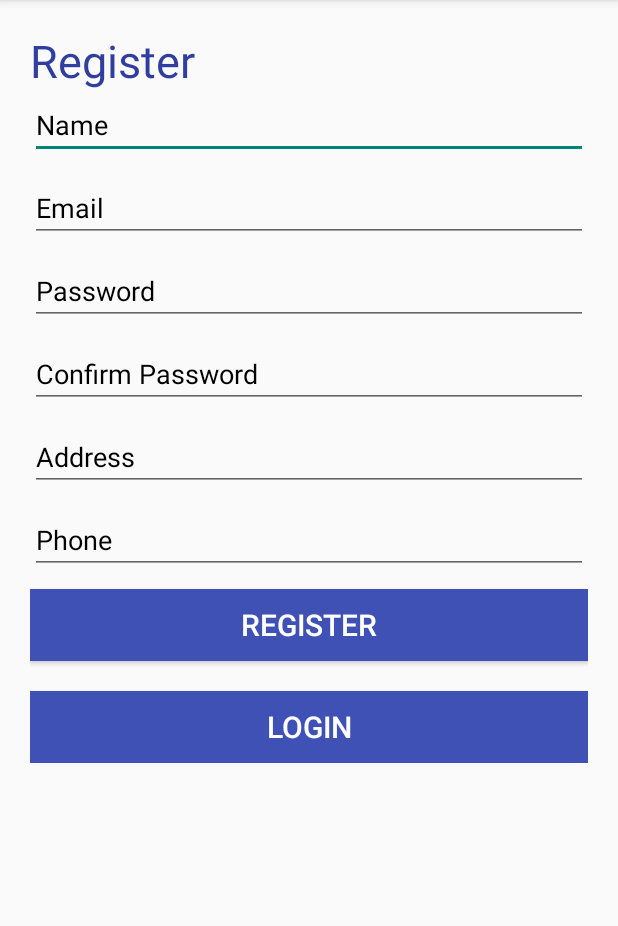
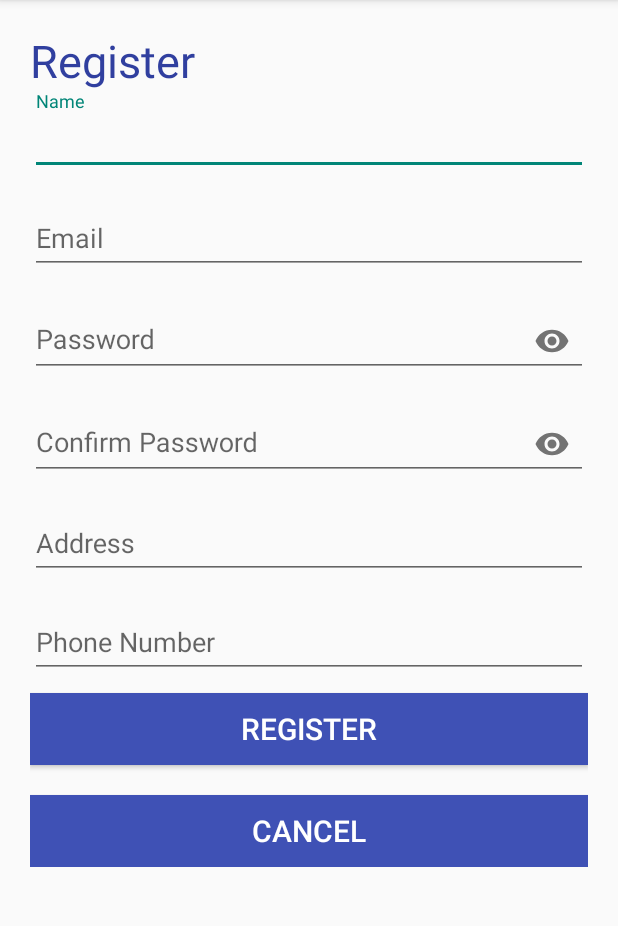
Before and after one commit to DipeanraCFC/Sample, an Android app: the RegisterActivity screen opened directly, with no data from a screen before it, on a phone screen of 412 x 824 dp, the part 84-1010 px from its top. Run offline under Robolectric (Android 15) with nearby library versions, the phone set to English and light mode, and no system bars; our stand-ins replace Firebase (no records; nobody signed in at launch, a user with empty details on screens opened directly).

```diff
--- a/app/src/main/res/layout/activity_login.xml
+++ b/app/src/main/res/layout/activity_login.xml
@@ -32,6 +32,8 @@
         android:layout_width="match_parent"
         android:layout_height="wrap_content"
         android:layout_marginBottom="10dp"
+            android:drawableLeft="@drawable/email_icon"
+            android:drawablePadding="10dp"
             android:fontFamily="serif"
             android:hint="Email"
 
@@ -43,10 +45,11 @@
         android:layout_width="match_parent"
         android:layout_height="wrap_content"
         android:layout_marginBottom="10dp"
+        android:drawableLeft="@drawable/password_icon"
+        android:drawablePadding="10dp"
         android:fontFamily="serif"
         android:hint="Password"
         android:inputType="textPassword"
-        android:textColorHint="#000"
 
         />
 
--- a/app/src/main/res/layout/activity_register.xml
+++ b/app/src/main/res/layout/activity_register.xml
@@ -1,5 +1,6 @@
 <?xml version="1.0" encoding="utf-8"?>
 <LinearLayout xmlns:android="http://schemas.android.com/apk/res/android"
+    xmlns:app="http://schemas.android.com/apk/res-auto"
     android:layout_width="match_parent"
     android:layout_height="match_parent"
     android:orientation="vertical"
@@ -23,7 +24,14 @@
                 android:text="Register"
                 android:textAlignment="center"
                 android:textColor="@color/colorPrimaryDark"
-        android:textSize="30dp"/>
+                android:textSize="30dp" />
+
+            <android.support.design.widget.TextInputLayout
+                android:layout_width="match_parent"
+                android:layout_height="wrap_content"
+
+
+                >
 
                 <EditText
                     android:id="@+id/activity_register_name_editText"
@@ -31,8 +39,23 @@
                     android:layout_height="wrap_content"
                     android:layout_marginBottom="10dp"
                     android:hint="Name"
+                    android:imeOptions="actionNext"
+                    android:maxLines="1"
                     android:textColorHint="#000"
+
+
                     />
+
+
+            </android.support.design.widget.TextInputLayout>
+
+
+            <android.support.design.widget.TextInputLayout
+                android:layout_width="match_parent"
+                android:layout_height="wrap_content"
+
+
+                >
 
                 <EditText
                     android:id="@+id/activity_register_email_editText"
@@ -40,10 +63,21 @@
                     android:layout_height="wrap_content"
                     android:layout_marginBottom="10dp"
                     android:hint="Email"
+                    android:imeOptions="actionNext"
                     android:inputType="textEmailAddress"
+                    android:maxLines="1"
                     android:textColorHint="#000"
+
                     />
 
+            </android.support.design.widget.TextInputLayout>
+
+            <android.support.design.widget.TextInputLayout
+                android:layout_width="match_parent"
+                android:layout_height="wrap_content"
+                app:passwordToggleEnabled="true"
+
+                >
 
                 <EditText
                     android:id="@+id/activity_register_password_editText"
@@ -51,10 +85,19 @@
                     android:layout_height="wrap_content"
                     android:layout_marginBottom="10dp"
                     android:hint="Password"
+                    android:imeOptions="actionNext"
                     android:inputType="textPassword"
-        android:textColorHint="#000"
-        />
+                    android:maxLines="1"
+                    android:textColorHint="#000" />
 
+            </android.support.design.widget.TextInputLayout>
+
+
+            <android.support.design.widget.TextInputLayout
+                android:layout_width="match_parent"
+                android:layout_height="wrap_content"
+
+                app:passwordToggleEnabled="true">
 
                 <EditText
                     android:id="@+id/activity_register_confirmpassword_editText"
@@ -62,9 +105,23 @@
                     android:layout_height="wrap_content"
                     android:layout_marginBottom="10dp"
                     android:hint="Confirm Password"
+                    android:imeOptions="actionNext"
                     android:inputType="textPassword"
-                android:textColorHint="#000" />
+                    android:maxLines="1"
+                    android:textColorHint="#000"
 
+
+                    />
+
+            </android.support.design.widget.TextInputLayout>
+
+
+            <android.support.design.widget.TextInputLayout
+                android:layout_width="match_parent"
+                android:layout_height="wrap_content"
+
+
+                >
 
                 <EditText
                     android:id="@+id/activity_register_address_editText"
@@ -72,17 +129,36 @@
                     android:layout_height="wrap_content"
                     android:layout_marginBottom="10dp"
                     android:hint="Address"
+                    android:imeOptions="actionNext"
+                    android:maxLines="1"
                     android:textColorHint="#000"
+
+
                     />
+
+            </android.support.design.widget.TextInputLayout>
+
+
+            <android.support.design.widget.TextInputLayout
+                android:layout_width="match_parent"
+                android:layout_height="wrap_content"
+
+                >
+
                 <EditText
                     android:id="@+id/activity_register_phone_editText"
                     android:layout_width="match_parent"
                     android:layout_height="wrap_content"
                     android:layout_marginBottom="10dp"
-        android:hint="Phone"
+                    android:hint="Phone Number"
+                    android:imeOptions="actionDone"
                     android:inputType="phone"
+                    android:maxLines="1"
                     android:textColorHint="#000"
+
                     />
+
+            </android.support.design.widget.TextInputLayout>
 
             <Button
                 android:id="@+id/activity_register_register_button"
@@ -91,8 +167,7 @@
                 android:background="@color/colorPrimary"
                 android:text="Register"
                 android:textColor="#fff"
-        android:textSize="20dp"
-        />
+                android:textSize="20dp" />
 
             <Button
                 android:id="@+id/activity_register_login_button"
@@ -100,10 +175,9 @@
                 android:layout_height="wrap_content"
                 android:layout_marginTop="20dp"
                 android:background="@color/colorPrimary"
-        android:text="login"
+                android:text="Cancel"
                 android:textColor="#fff"
-        android:textSize="20dp"
-        />
+                android:textSize="20dp" />
 
 
         </LinearLayout>
```
Also changed, not shown: app/src/main/res/drawable/email_icon.png (added), app/src/main/res/drawable/password_icon.png (added). Lines whose indentation alone changed are shown as unchanged.
